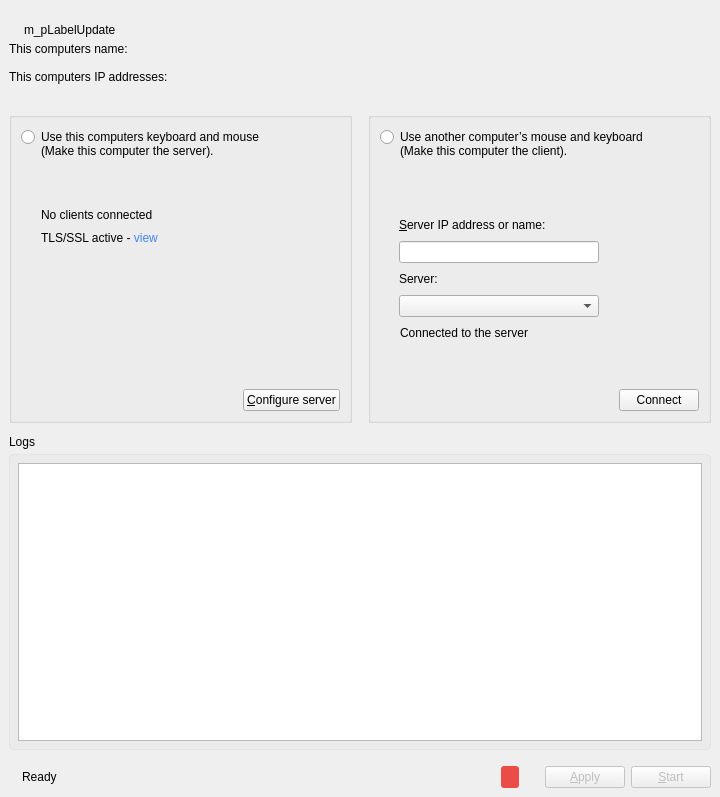
Above: src/gui/src/MainWindowBase.ui from deskflow/deskflow before the change. Below: the same form after it.
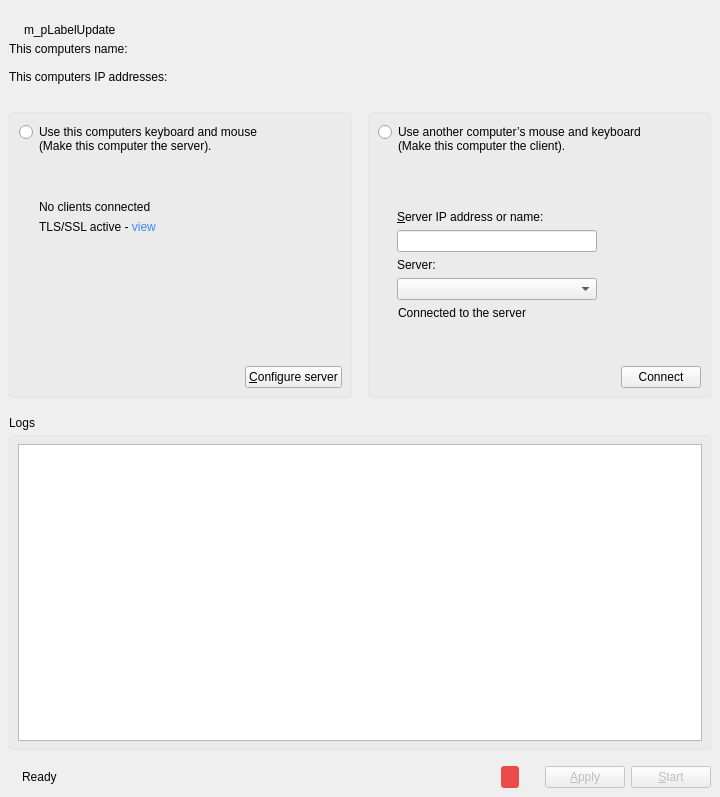
That is the form after the change. Icons and pictures are not drawn. Custom widgets are drawn as their Qt base class.

Commit message: SYNERGY-936 Replace QGroupBox with QFrame on MainWindow

```diff
--- a/src/gui/src/MainWindowBase.ui
+++ b/src/gui/src/MainWindowBase.ui
@@ -169,56 +169,33 @@
         <number>0</number>
        </property>
        <property name="bottomMargin">
-        <number>12</number>
+        <number>18</number>
        </property>
        <item>
-        <widget class="QGroupBox" name="m_pGroupServer">
-         <property name="sizePolicy">
-          <sizepolicy hsizetype="MinimumExpanding" vsizetype="Preferred">
-           <horstretch>0</horstretch>
-           <verstretch>0</verstretch>
-          </sizepolicy>
-         </property>
+        <widget class="QFrame" name="m_pGroupServer">
          <property name="minimumSize">
           <size>
-           <width>340</width>
-           <height>248</height>
+           <width>0</width>
+           <height>250</height>
           </size>
          </property>
-         <property name="font">
-          <font>
-           <kerning>true</kerning>
-          </font>
-         </property>
          <property name="styleSheet">
-          <string notr="true">QGroupBox::title {
-    subcontrol-origin: padding;
-    left: 7px;
-}
-</string>
+          <string notr="true">.QFrame{
+border: 1px solid  rgba(192,192,192, 0.2);;
+border-radius: 4px;
+background-color: rgba(192,192,192, 0.1);
+}</string>
          </property>
-         <property name="title">
-          <string/>
+         <property name="frameShape">
+          <enum>QFrame::StyledPanel</enum>
          </property>
-         <property name="checkable">
-          <bool>false</bool>
+         <property name="frameShadow">
+          <enum>QFrame::Raised</enum>
          </property>
-         <property name="checked">
-          <bool>false</bool>
-         </property>
-         <layout class="QVBoxLayout" name="ServerLayout">
-          <property name="spacing">
-           <number>9</number>
-          </property>
+         <layout class="QVBoxLayout" name="verticalLayout">
           <property name="topMargin">
            <number>11</number>
           </property>
-          <property name="rightMargin">
-           <number>9</number>
-          </property>
-          <property name="bottomMargin">
-           <number>9</number>
-          </property>
           <item>
            <widget class="QRadioButton" name="m_pRadioGroupServer">
             <property name="sizePolicy">
@@ -354,53 +331,27 @@
         </widget>
        </item>
        <item>
-        <widget class="QGroupBox" name="m_pGroupClient">
-         <property name="sizePolicy">
-          <sizepolicy hsizetype="Expanding" vsizetype="Preferred">
-           <horstretch>0</horstretch>
-           <verstretch>0</verstretch>
-          </sizepolicy>
-         </property>
+        <widget class="QFrame" name="m_pGroupClient">
          <property name="minimumSize">
           <size>
-           <width>340</width>
-           <height>248</height>
-          </size>
-         </property>
-         <property name="baseSize">
-          <size>
            <width>0</width>
-           <height>0</height>
+           <height>250</height>
           </size>
          </property>
-         <property name="font">
-          <font>
-           <kerning>true</kerning>
-          </font>
-         </property>
          <property name="styleSheet">
-          <string notr="true">QGroupBox::title {
-    subcontrol-origin: padding;
-    left: 7px;
-}
-</string>
+          <string notr="true">.QFrame{
+border: 1px solid  rgba(192,192,192, 0.2);
+border-radius: 4px;
+background-color: rgba(192,192,192, 0.1);
+}</string>
          </property>
-         <property name="title">
-          <string/>
+         <property name="frameShape">
+          <enum>QFrame::StyledPanel</enum>
          </property>
-         <property name="checkable">
-          <bool>false</bool>
+         <property name="frameShadow">
+          <enum>QFrame::Raised</enum>
          </property>
-         <property name="checked">
-          <bool>false</bool>
-         </property>
-         <layout class="QVBoxLayout" name="ClientLayout">
-          <property name="spacing">
-           <number>9</number>
-          </property>
-          <property name="leftMargin">
-           <number>9</number>
-          </property>
+         <layout class="QVBoxLayout" name="verticalLayout_5">
           <property name="topMargin">
            <number>11</number>
           </property>
@@ -606,6 +557,12 @@
     </item>
     <item>
      <widget class="QFrame" name="m_pGroupLog">
+      <property name="minimumSize">
+       <size>
+        <width>0</width>
+        <height>129</height>
+       </size>
+      </property>
       <property name="styleSheet">
        <string notr="true">.QFrame{
 border: 1px solid  rgba(192,192,192, 0.2);;
```
